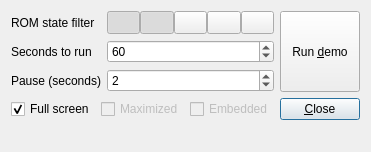
Qt form demomode.ui (qmc2/qmc2-mame-fe) before a commit.
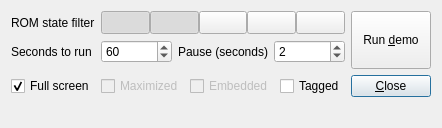
The same form after that commit. Icons and pictures are not drawn.

```diff
--- a/demomode.ui
+++ b/demomode.ui
@@ -6,8 +6,8 @@
    <rect>
     <x>0</x>
     <y>0</y>
-    <width>366</width>
-    <height>152</height>
+    <width>388</width>
+    <height>113</height>
    </rect>
   </property>
   <property name="windowTitle">
@@ -27,7 +27,7 @@
      </property>
     </widget>
    </item>
-   <item row="0" column="1">
+   <item row="0" column="1" colspan="3">
     <layout class="QHBoxLayout" name="horizontalLayout_2">
      <property name="spacing">
       <number>0</number>
@@ -166,36 +166,7 @@
      </property>
     </widget>
    </item>
-   <item row="2" column="0">
-    <widget class="QLabel" name="labelPause">
-     <property name="sizePolicy">
-      <sizepolicy hsizetype="Fixed" vsizetype="Preferred">
-       <horstretch>0</horstretch>
-       <verstretch>0</verstretch>
-      </sizepolicy>
-     </property>
-     <property name="text">
-      <string>Pause (seconds)</string>
-     </property>
-    </widget>
-   </item>
-   <item row="2" column="1">
-    <widget class="QSpinBox" name="spinBoxPauseSeconds">
-     <property name="toolTip">
-      <string>Number of seconds to pause between emulator runs</string>
-     </property>
-     <property name="minimum">
-      <number>1</number>
-     </property>
-     <property name="maximum">
-      <number>9999</number>
-     </property>
-     <property name="value">
-      <number>2</number>
-     </property>
-    </widget>
-   </item>
-   <item row="3" column="0" colspan="2">
+   <item row="3" column="0" colspan="4">
     <layout class="QHBoxLayout" name="horizontalLayout">
      <item>
       <widget class="QCheckBox" name="checkBoxFullScreen">
@@ -236,10 +207,26 @@
        </property>
       </widget>
      </item>
+     <item>
+      <widget class="QCheckBox" name="checkBoxTagged">
+       <property name="toolTip">
+        <string>Use only tagged games</string>
+       </property>
+       <property name="text">
+        <string>Tagged</string>
+       </property>
+      </widget>
+     </item>
     </layout>
    </item>
-   <item row="3" column="2">
+   <item row="3" column="4">
     <widget class="QPushButton" name="pushButtonClose">
+     <property name="sizePolicy">
+      <sizepolicy hsizetype="Minimum" vsizetype="Minimum">
+       <horstretch>0</horstretch>
+       <verstretch>0</verstretch>
+      </sizepolicy>
+     </property>
      <property name="toolTip">
       <string>Close this dialog (and stop running demo)</string>
      </property>
@@ -248,7 +235,7 @@
      </property>
     </widget>
    </item>
-   <item row="5" column="0" colspan="3">
+   <item row="5" column="0" colspan="5">
     <spacer name="verticalSpacer">
      <property name="orientation">
       <enum>Qt::Vertical</enum>
@@ -261,7 +248,7 @@
      </property>
     </spacer>
    </item>
-   <item row="0" column="2" rowspan="3">
+   <item row="0" column="4" rowspan="3">
     <widget class="QPushButton" name="pushButtonRunDemo">
      <property name="sizePolicy">
       <sizepolicy hsizetype="Minimum" vsizetype="Minimum">
@@ -277,7 +264,7 @@
      </property>
     </widget>
    </item>
-   <item row="4" column="0" colspan="3">
+   <item row="4" column="0" colspan="5">
     <widget class="QLabel" name="labelDemoStatus">
      <property name="text">
       <string/>
@@ -290,6 +277,35 @@
      </property>
     </widget>
    </item>
+   <item row="1" column="2">
+    <widget class="QLabel" name="labelPause">
+     <property name="sizePolicy">
+      <sizepolicy hsizetype="Fixed" vsizetype="Preferred">
+       <horstretch>0</horstretch>
+       <verstretch>0</verstretch>
+      </sizepolicy>
+     </property>
+     <property name="text">
+      <string>Pause (seconds)</string>
+     </property>
+    </widget>
+   </item>
+   <item row="1" column="3">
+    <widget class="QSpinBox" name="spinBoxPauseSeconds">
+     <property name="toolTip">
+      <string>Number of seconds to pause between emulator runs</string>
+     </property>
+     <property name="minimum">
+      <number>1</number>
+     </property>
+     <property name="maximum">
+      <number>9999</number>
+     </property>
+     <property name="value">
+      <number>2</number>
+     </property>
+    </widget>
+   </item>
   </layout>
  </widget>
  <tabstops>
```
Left out of the diff: 102 changed lines with no effect on the pictures.
